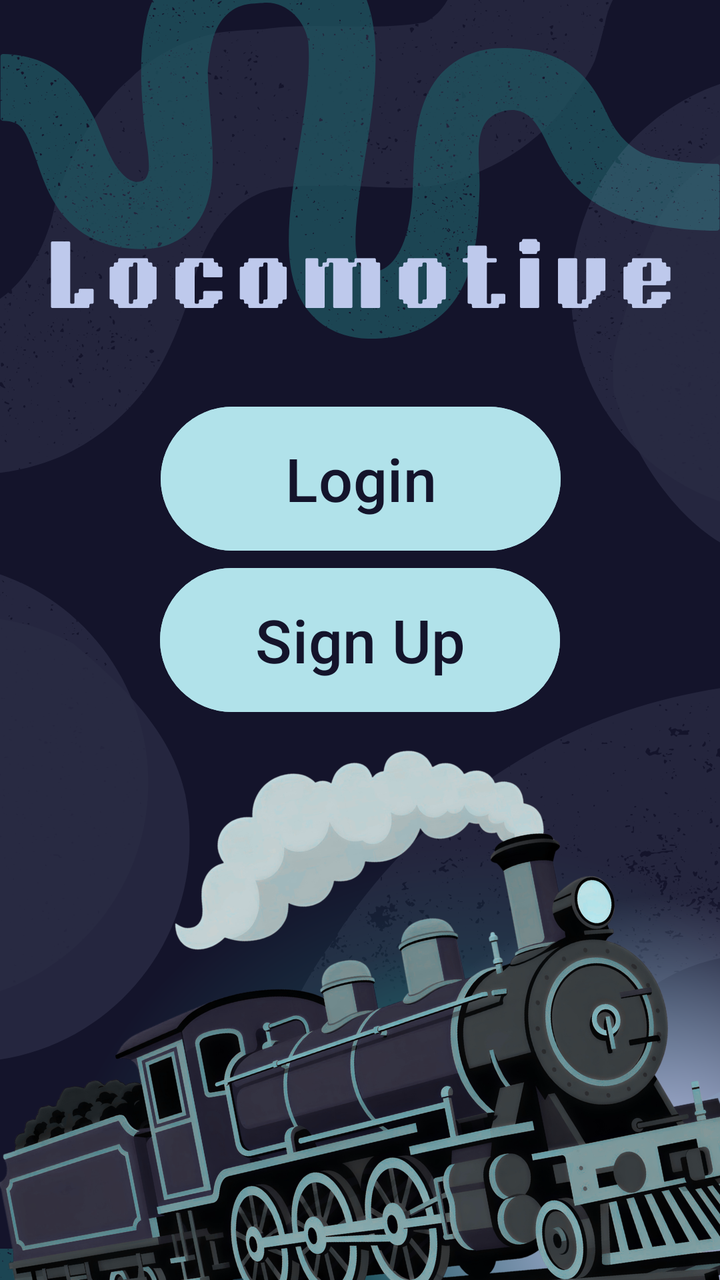
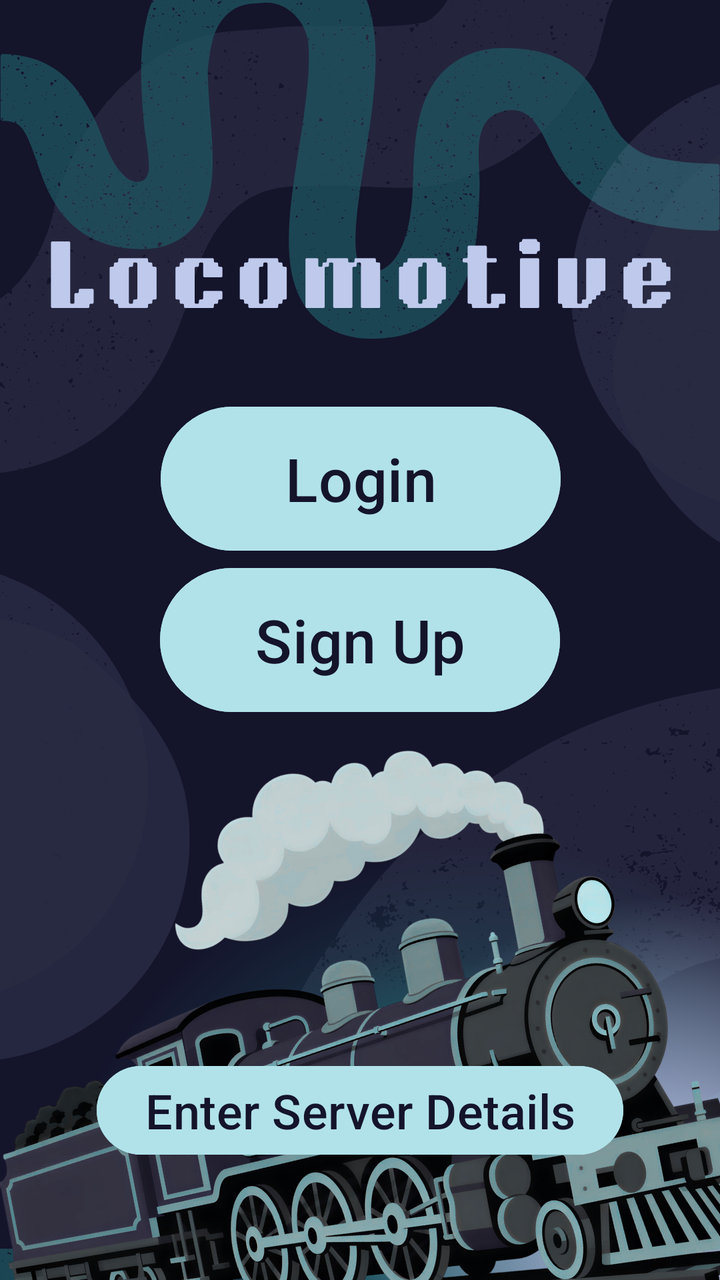

Two renders of the same Android screen: before a commit and after it. Below are the layout's source before the change and the commit's diff.
<!-- AndroidManifest.xml: application theme Theme.Locomotive -->
<!-- res/layout/activity_landing.xml -->
<?xml version="1.0" encoding="utf-8"?>
<androidx.constraintlayout.widget.ConstraintLayout 
    xmlns:android="http://schemas.android.com/apk/res/android"
    xmlns:app="http://schemas.android.com/apk/res-auto"
    xmlns:tools="http://schemas.android.com/tools"
    android:layout_width="match_parent"
    android:layout_height="match_parent"
    android:id="@+id/landing"
    tools:context=".LandingActivity"
    android:background="@drawable/landing_background">



    

    <Button
        android:id="@+id/LoginButton"
        android:layout_width="200dp"
        android:layout_height="80dp"
        android:layout_gravity="center"
        android:backgroundTint="#B1E2EA"
        android:text="Login"
        android:textColor="#14142B"
        android:textSize="30sp"
        app:layout_constraintBottom_toBottomOf="parent"
        app:layout_constraintEnd_toEndOf="parent"
        app:layout_constraintHorizontal_bias="0.502"
        app:layout_constraintStart_toStartOf="parent"
        app:layout_constraintTop_toTopOf="parent"
        app:layout_constraintVertical_bias="0.356" />

    <Button
        android:id="@+id/SignupButton"
        android:layout_width="200dp"
        android:layout_height="80dp"
        android:layout_gravity="center"
        android:backgroundTint="#B1E2EA"
        android:text="Sign Up"
        android:textColor="#14142B"
        android:textSize="30sp"
        tools:layout_editor_absoluteX="105dp"
        tools:layout_editor_absoluteY="325dp"
        app:layout_constraintBottom_toBottomOf="parent"
        app:layout_constraintEnd_toEndOf="parent"
        app:layout_constraintStart_toStartOf="parent"
        app:layout_constraintTop_toTopOf="parent">

    </Button>

</androidx.constraintlayout.widget.ConstraintLayout>
<!-- resources referenced by this layout -->
<resources>
  <!-- drawable landing_background: png bitmap (drawable, 813666 bytes) -->
  <style name="Theme.Locomotive" parent="Base.Theme.Locomotive" />
  <style name="Base.Theme.Locomotive" parent="Theme.Material3.DayNight.NoActionBar">
          
          
      </style>
</resources>

<!-- the commit's change to res/layout/activity_landing.xml (unified diff, before → after) -->
@@ -47,4 +47,21 @@
 
     </Button>
 
+    <Button
+        android:id="@+id/toEnterServerDetails"
+        android:layout_width="wrap_content"
+        android:layout_height="wrap_content"
+        android:layout_gravity="center"
+        android:backgroundTint="#B1E2EA"
+        android:text="Enter Server Details"
+        android:textColor="#14142B"
+        android:textSize="24sp"
+        app:layout_constraintBottom_toBottomOf="parent"
+        app:layout_constraintEnd_toEndOf="parent"
+        app:layout_constraintStart_toStartOf="parent"
+        app:layout_constraintTop_toTopOf="parent"
+        app:layout_constraintVertical_bias="0.9">
+
+    </Button>
+
 </androidx.constraintlayout.widget.ConstraintLayout>
